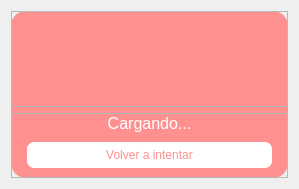
Old version of the form resources/UI/widgets/widget_pokemon.ui in the repository MiguelNievesA/Py-Dex.
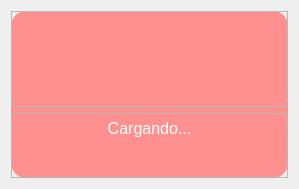
New version of the form. The open tabs and pages were chosen to show the change. Icons and pictures are not drawn.

Diff of the .ui file:
```diff
--- a/resources/UI/widgets/widget_pokemon.ui
+++ b/resources/UI/widgets/widget_pokemon.ui
@@ -126,39 +126,13 @@
             <property name="orientation">
              <enum>Qt::Vertical</enum>
             </property>
-            <property name="sizeHint" stdset="0">
-             <size>
-              <width>20</width>
-              <height>40</height>
-             </size>
+            <property name="sizeType">
+             <enum>QSizePolicy::Fixed</enum>
             </property>
-           </spacer>
-          </item>
-          <item>
-           <widget class="QPushButton" name="btn_retry">
-            <property name="styleSheet">
-             <string notr="true">#btn_retry {
-border: none;
-color: #fe908f;
-background-color: white;
-padding: 6px;
-border-radius: 7px;
-}</string>
-            </property>
-            <property name="text">
-             <string>Volver a intentar</string>
-            </property>
-           </widget>
-          </item>
-          <item>
-           <spacer name="verticalSpacer">
-            <property name="orientation">
-             <enum>Qt::Vertical</enum>
-            </property>
             <property name="sizeHint" stdset="0">
              <size>
               <width>20</width>
-              <height>40</height>
+              <height>33</height>
              </size>
             </property>
            </spacer>
```
Left out of the diff: 7 changed lines with no effect on the pictures.
